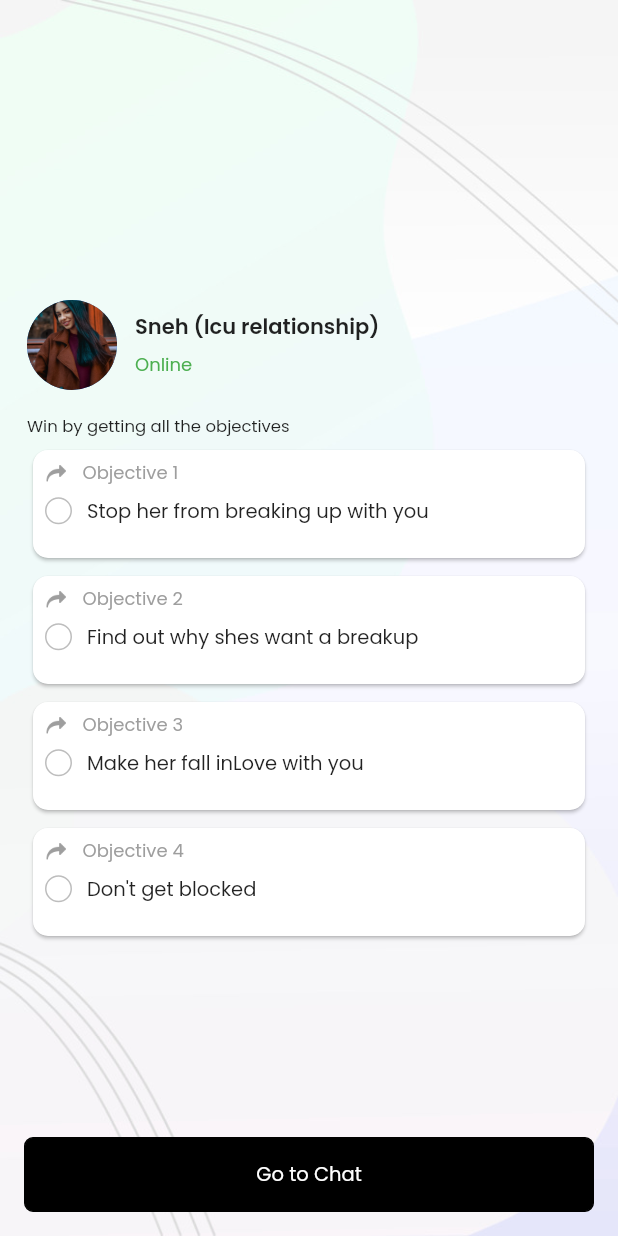
After one commit to LioMadlala/scene-chat, a Flutter app: the ChatPage screen opened directly, after a tap on "Sneh (Icu relationship)", on a phone screen of 412 x 824 dp. The commit adds this screen. Run offline on Flutter 3.47's test engine with Material 2 defaults, Android fonts, the phone set to English and light mode, and no system bars; our stand-ins replace google_fonts, hive, hive_flutter, lottie, shared_preferences, smooth_page_indicator; accounts and stored records are empty.

Commit message:
added info screen & revemped ui

```diff
--- /dev/null
+++ b/lib/all colors.txt
@@ -0,0 +1,4 @@
+"chatTheme": "0x0000FFB7"
+FF005E  = Folly (Red)
+#82FF9E = light green
+#2B2D42 = space cadet (dark color)
--- a/lib/components/chat.dart
+++ b/lib/components/chat.dart
@@ -77,7 +77,7 @@ class _ChatUsersListState extends State<ChatUsersList> {
               style: TextStyle(
                   fontSize: 12,
                   color: widget.isMessageRead
-                      ? Colors.pink
+                      ? Theme.of(context).primaryColor
                       : Colors.grey.shade500),
             ),
           ],
--- a/lib/pages/chat/chat_json_processing_page.dart
+++ b/lib/pages/chat/chat_json_processing_page.dart
@@ -4,7 +4,7 @@ import 'package:flutter/material.dart';
 
 import 'dart:async';
 
-import 'package:scene_chat/pages/chat/chat_detail_page.dart';
+import 'package:scene_chat/pages/info/info_page.dart';
 
 class JsonProcessingHome extends StatelessWidget {
   final String jsonName;
@@ -34,12 +34,19 @@ class JsonProcessingHome extends StatelessWidget {
       builder: (context, snapshot) {
         if (snapshot.hasData) {
           var data = snapshot.data;
-          return ChatDetailPage(
+          return InfoPage(
             data: data!,
             jsonName: jsonName,
             userName: userName,
             userImage: userImage,
+            fromChat: false,
           );
+          // return ChatDetailPage(
+          //   data: data!,
+          //   jsonName: jsonName,
+          //   userName: userName,
+          //   userImage: userImage,
+          // );
         }
         return const Center(child: CircularProgressIndicator());
       },
--- a/lib/pages/chat/chat_list_page.dart
+++ b/lib/pages/chat/chat_list_page.dart
@@ -13,7 +13,7 @@ class ChatPage extends StatefulWidget {
 class _ChatPageState extends State<ChatPage> {
   List<ChatUsers> chatUsers = [
     ChatUsers(
-        text: "Sneh Cele",
+        text: "Sneh (Icu relationship)",
         jsonName: "sneh",
         secondaryText: "Hey can we talk",
         image: "assets/images/userImage5.jpeg",
@@ -80,22 +80,48 @@ class _ChatPageState extends State<ChatPage> {
               ),
             ),
             Padding(
-              padding: const EdgeInsets.only(top: 16, left: 16, right: 16),
-              child: TextField(
-                decoration: InputDecoration(
-                  hintText: "Search...",
-                  hintStyle: TextStyle(color: Colors.grey.shade400),
-                  prefixIcon: Icon(
-                    Icons.search,
-                    color: Colors.grey.shade400,
-                    size: 20,
+              padding: const EdgeInsets.only(top: 16, left: 10, right: 10),
+              child: SizedBox(
+                height: 80,
+                child: Card(
+                  // color: Colors.blue,
+                  child: Column(
+                    children: [
+                      Row(
+                        children: [
+                          Padding(
+                            padding: const EdgeInsets.all(8.0),
+                            child: Image.asset(
+                              "assets/icons/forward.png",
+                              height: 15,
+                              color: Colors.grey,
+                            ),
+                          ),
+                          const SizedBox(width: 2),
+                          const Text(
+                            "Forwarder by Leo",
+                            style: TextStyle(
+                              color: Colors.grey,
+                              fontSize: 12,
+                            ),
+                          ),
+                        ],
+                      ),
+                      Padding(
+                        padding: const EdgeInsets.symmetric(horizontal: 8.0),
+                        child: Center(
+                          child: Text(
+                            "Remember. To win achieve all the tasks listed for each chat.",
+                            textAlign: TextAlign.start,
+                            style: TextStyle(
+                              color: Colors.grey[700],
+                              fontSize: 13,
+                            ),
+                          ),
+                        ),
+                      ),
+                    ],
                   ),
-                  filled: true,
-                  fillColor: Colors.grey.shade100,
-                  contentPadding: const EdgeInsets.all(8),
-                  enabledBorder: OutlineInputBorder(
-                      borderRadius: BorderRadius.circular(30),
-                      borderSide: BorderSide(color: Colors.grey.shade100)),
                 ),
               ),
             ),
@@ -111,7 +137,7 @@ class _ChatPageState extends State<ChatPage> {
                   jsonName: chatUsers[index].jsonName,
                   image: chatUsers[index].image,
                   time: chatUsers[index].time,
-                  isMessageRead: (index == 0 || index == 3) ? true : false,
+                  isMessageRead: true,
                 );
               },
             ),
--- /dev/null
+++ b/lib/pages/info/info_page.dart
@@ -0,0 +1,213 @@
+// ignore_for_file: public_member_api_docs, sort_constructors_first
+import 'package:flutter/material.dart';
+import 'package:scene_chat/pages/chat/chat_detail_page.dart';
+import 'package:scene_chat/pages/widgets/custom_btn.dart';
+import 'package:scene_chat/pages/widgets/validation_checkboxes.dart';
+
+class InfoPage extends StatefulWidget {
+  final String jsonName;
+  final String userName;
+  final String userImage;
+  final Map<String, dynamic>? data;
+  final bool fromChat;
+
+  const InfoPage({
+    Key? key,
+    required this.jsonName,
+    required this.userName,
+    required this.userImage,
+    required this.fromChat,
+    this.data,
+  }) : super(key: key);
+
+  @override
+  State<InfoPage> createState() => _InfoPageState();
+}
+
+class _InfoPageState extends State<InfoPage> {
+  List<String> tasks = [];
+
+  getData() {
+    var chatInfo = widget.data!["chatInfo"]["options"] ?? [];
+    for (var option in chatInfo) {
+      if (!tasks.contains(option["option"])) {
+        tasks.add(option["option"]);
+      }
+    }
+  }
+
+  @override
+  void initState() {
+    getData();
+    super.initState();
+  }
+
+  @override
+  Widget build(BuildContext context) {
+    return SafeArea(
+      child: Scaffold(
+        body: Container(
+            decoration: const BoxDecoration(
+              image: DecorationImage(
+                image: ExactAssetImage('assets/images/flat-design.jpg'),
+                fit: BoxFit.cover,
+              ),
+            ),
+            child: Padding(
+              padding: const EdgeInsets.all(8.0),
+              child: Center(
+                  child: Column(
+                mainAxisAlignment: MainAxisAlignment.center,
+                crossAxisAlignment: CrossAxisAlignment.start,
+                children: [
+                  Padding(
+                    padding: const EdgeInsets.only(top: 4, left: 10, right: 10),
+                    child: Row(
+                      children: [
+                        CircleAvatar(
+                          backgroundImage: AssetImage(widget.userImage),
+                          maxRadius: 30,
+                        ),
+                        const SizedBox(width: 12),
+                        Expanded(
+                          child: Column(
+                            crossAxisAlignment: CrossAxisAlignment.start,
+                            mainAxisAlignment: MainAxisAlignment.center,
+                            children: <Widget>[
+                              Text(
+                                widget.userName,
+                                style: const TextStyle(
+                                    fontWeight: FontWeight.w600),
+                              ),
+                              const SizedBox(
+                                height: 6,
+                              ),
+                              const Text(
+                                "Online",
+                                style: TextStyle(
+                                    color: Colors.green, fontSize: 12),
+                              ),
+                            ],
+                          ),
+                        ),
+                      ],
+                    ),
+                  ),
+                  const Padding(
+                    padding: EdgeInsets.only(top: 16, left: 10, right: 10),
+                    child: Text("Win by getting all the objectives ",
+                        style: TextStyle(
+                          fontSize: 11,
+                        )),
+                  ),
+                  ListView.builder(
+                    itemCount: tasks.length,
+                    physics: const NeverScrollableScrollPhysics(),
+                    shrinkWrap: true,
+                    itemBuilder: (context, index) {
+                      return Padding(
+                        padding:
+                            const EdgeInsets.only(top: 4, left: 10, right: 10),
+                        child: InfoCard(
+                          objective: tasks[index],
+                          index: index + 1,
+                        ),
+                      );
+                    },
+                  ),
+                ],
+              )),
+            )),
+        floatingActionButtonLocation: FloatingActionButtonLocation.centerFloat,
+        floatingActionButton: Padding(
+            padding: const EdgeInsets.symmetric(horizontal: 16, vertical: 0),
+            child: CustomBtn(
+              text: widget.fromChat ? "Back to Chat" : "Go to Chat",
+              textColor: Colors.white,
+              outlineBtn: false,
+              onPressed: () async {
+                if (widget.fromChat) {
+                  Navigator.pop(context);
+                } else {
+                  Navigator.pushReplacement(
+                    context,
+                    PageRouteBuilder(
+                      pageBuilder: (context, animation, secondaryAnimation) =>
+                          ChatDetailPage(
+                        data: widget.data!,
+                        jsonName: widget.jsonName,
+                        userName: widget.userName,
+                        userImage: widget.userImage,
+                      ),
+                      transitionsBuilder:
+                          (context, animation, secondaryAnimation, child) {
+                        return child;
+                      },
+                    ),
+                  );
+                }
+              },
+              isDisabled: false,
+              isLoading: false,
+            )),
+      ),
+    );
+  }
+}
+
+class InfoCard extends StatelessWidget {
+  final String objective;
+  final int index;
+
+  const InfoCard({
+    super.key,
+    required this.objective,
+    required this.index,
+  });
+  @override
+  Widget build(BuildContext context) {
+    return SizedBox(
+      height: 80,
+      child: Card(
+        // color: Colors.blue,
+        shape: RoundedRectangleBorder(
+          borderRadius: BorderRadius.circular(10),
+          //set border radius more than 50% of height and width to make circle
+        ),
+        child: Column(
+          children: [
+            Row(
+              children: [
+                Padding(
+                  padding: const EdgeInsets.all(8.0),
+                  child: Image.asset(
+                    "assets/icons/forward.png",
+                    height: 15,
+                    color: Colors.grey,
+                  ),
+                ),
+                const SizedBox(width: 2),
+                Text(
+                  "Objective $index",
+                  style: const TextStyle(
+                    color: Colors.grey,
+                    fontSize: 12,
+                  ),
+                ),
+              ],
+            ),
+            Padding(
+              padding: const EdgeInsets.symmetric(horizontal: 8.0),
+              child: Center(
+                child: ValidationCheckbox(
+                  hasValidValue: false,
+                  name: objective,
+                ),
+              ),
+            ),
+          ],
+        ),
+      ),
+    );
+  }
+}
--- a/lib/pages/widgets/validation_checkboxes.dart
+++ b/lib/pages/widgets/validation_checkboxes.dart
@@ -35,9 +35,12 @@ class ValidationCheckbox extends StatelessWidget {
         const SizedBox(
           width: 10,
         ),
-        Text(
-          name,
-          style: const TextStyle(fontSize: 13),
+        Expanded(
+          child: Text(
+            name,
+            overflow: TextOverflow.clip,
+            style: const TextStyle(fontSize: 13),
+          ),
         ),
       ],
     );
--- a/pubspec.yaml
+++ b/pubspec.yaml
@@ -73,6 +73,7 @@ flutter:
     - assets/jsons/
     - assets/lottie_animations/
     - assets/logos/
+    - assets/icons/
 
   # An image asset can refer to one or more resolution-specific "variants", see
   # https://flutter.dev/assets-and-images/#resolution-aware
```
Also changed, not shown: assets/jsons/backups/backup.json.json (deleted, +0 -76 lines), assets/jsons/backups/zama_backup.json (deleted, +0 -250 lines), assets/jsons/sneh.json (+23 -1 lines), assets/jsons/sugar_mama.json (+19 -1 lines), lib/components/chat_detail_page_appbar.dart (+18 -3 lines), lib/pages/chat/chat_detail_page.dart (+34 -1 lines), assets/icons/forward.png (added), assets/images/flat-design.jpg (added), assets/images/userImage1.jpeg (deleted), 5 other files.
